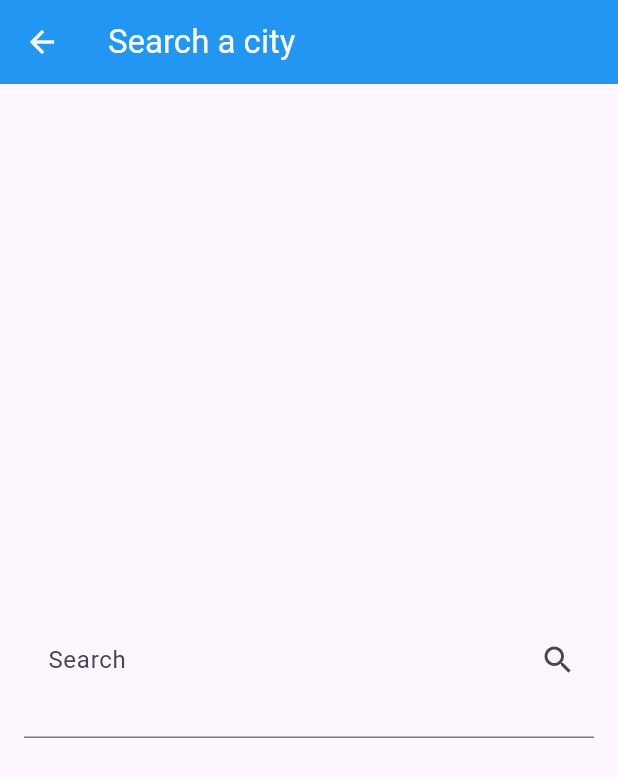
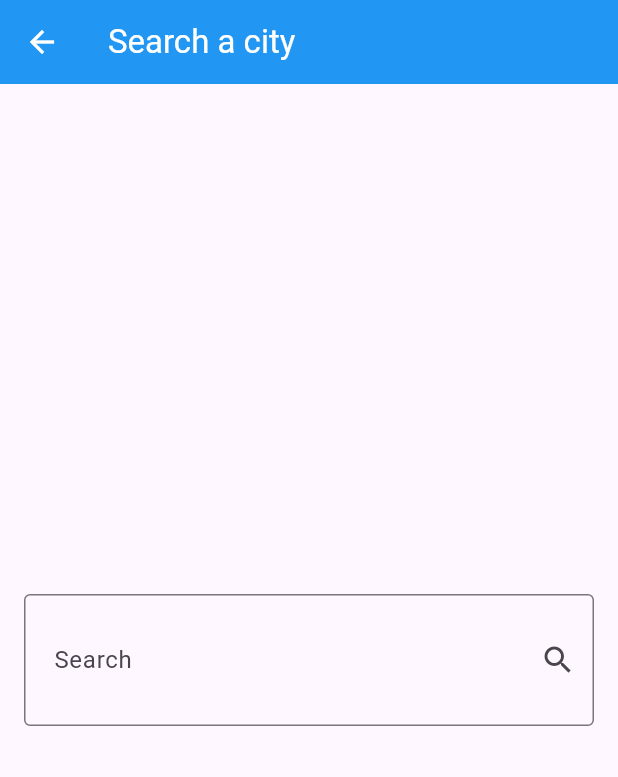
Before and after one commit to Menna2Alaa/weatherApp, a Flutter app: the SearchView screen opened directly, on a phone screen of 412 x 824 dp. Shown: the top 777 px of the screen. Run offline on Flutter 3.47's test engine with Material 3 defaults, Android fonts, the phone set to English and light mode, and no system bars; our stand-ins replace dio, flutter_bloc.

Commit message:
small change

```diff
--- a/lib/views/search_view.dart
+++ b/lib/views/search_view.dart
@@ -44,9 +44,9 @@ class SearchView extends StatelessWidget {
                     vertical: 32,
                     horizontal: 16,
                   ),
-                  // border: OutlineInputBorder(
-                  //   borderSide: BorderSide(color: Colors.orange),
-                  // ),
+                  border: OutlineInputBorder(
+                    borderSide: BorderSide(color: Colors.deepPurple),
+                  ),
                 ),
               ),
             ),
```
